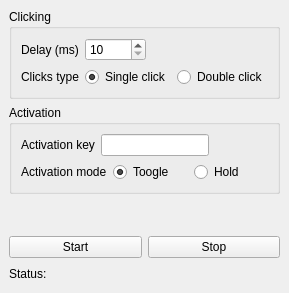
The window that clicker/mainwindow.ui (GamePlayer103/AutoClicker) describes before a commit, drawn with Qt 5.
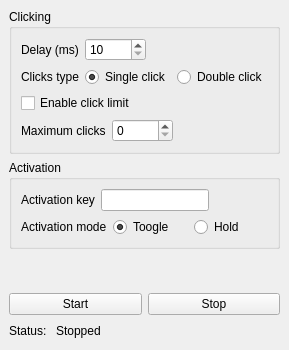
The same window after the commit.

Commit message: Added click limit

```diff
--- a/clicker/mainwindow.ui
+++ b/clicker/mainwindow.ui
@@ -7,7 +7,7 @@
     <x>0</x>
     <y>0</y>
     <width>264</width>
-    <height>293</height>
+    <height>350</height>
    </rect>
   </property>
   <property name="windowTitle">
@@ -83,6 +83,44 @@
          </item>
         </layout>
        </item>
+       <item>
+        <widget class="QCheckBox" name="enableLimit">
+         <property name="text">
+          <string>Enable click limit</string>
+         </property>
+        </widget>
+       </item>
+       <item>
+        <layout class="QHBoxLayout" name="horizontalLayout_7">
+         <item>
+          <widget class="QLabel" name="label_6">
+           <property name="text">
+            <string>Maximum clicks</string>
+           </property>
+          </widget>
+         </item>
+         <item>
+          <widget class="QSpinBox" name="limit">
+           <property name="maximum">
+            <number>10000</number>
+           </property>
+          </widget>
+         </item>
+         <item>
+          <spacer name="horizontalSpacer_4">
+           <property name="orientation">
+            <enum>Qt::Horizontal</enum>
+           </property>
+           <property name="sizeHint" stdset="0">
+            <size>
+             <width>40</width>
+             <height>20</height>
+            </size>
+           </property>
+          </spacer>
+         </item>
+        </layout>
+       </item>
       </layout>
      </widget>
     </item>
@@ -197,7 +235,7 @@
       <item>
        <widget class="QLabel" name="status">
         <property name="text">
-         <string/>
+         <string>Stopped</string>
         </property>
        </widget>
       </item>
```
Left out of the diff: 23 changed lines with no effect on the pictures. The commit also changes 12 other files.
